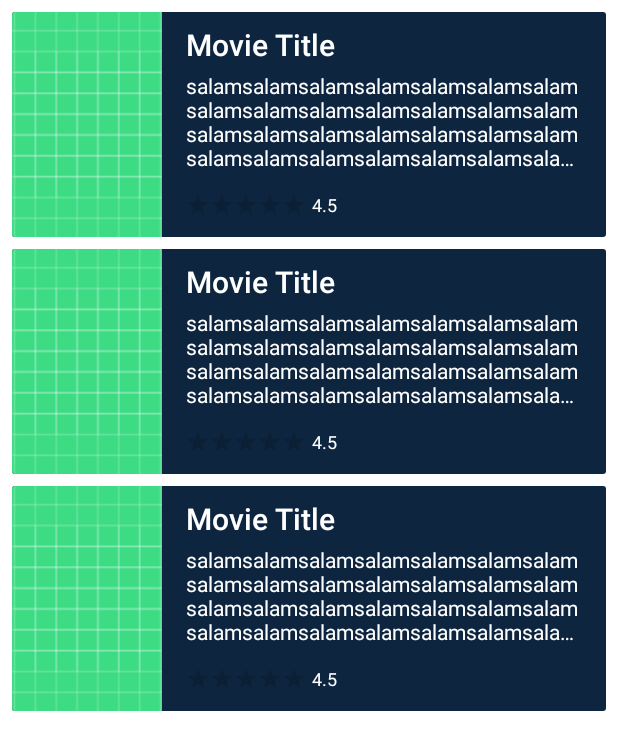
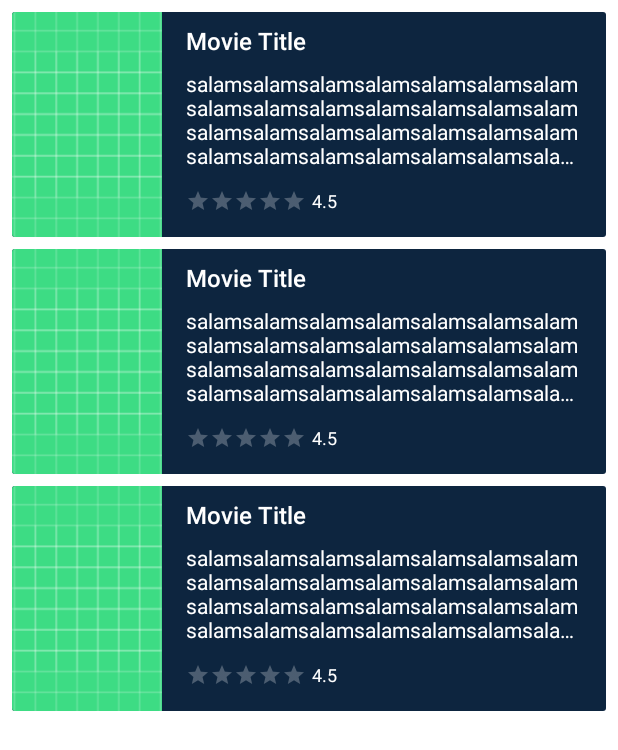
Before and after one commit to MehdiNezamipour/MovieBaz-TMDB-Api, an Android app: the layout fragment_movie_list.xml on its own in the app's theme, with its tools: preview values and no code run, on a phone screen of 412 x 824 dp. Shown: the top 750 px of the screen. Run offline under Robolectric (Android 15) with nearby library versions, the phone set to English and light mode, and no system bars; Roboto replaces fonts that are not available here.

Commit message:
Fix ui bug.

```diff
--- a/app/src/main/java/com/nezamipour/mehdi/moviebaz/view/home/MovieListFragment.kt
+++ b/app/src/main/java/com/nezamipour/mehdi/moviebaz/view/home/MovieListFragment.kt
@@ -71,6 +71,7 @@ class MovieListFragment : Fragment() {
 
         binding.bottonRetry.setOnClickListener {
             lifecycleScope.launch {
+                viewModel.getAllGenre()
                 viewModel.getPopularMovieFlow().collectLatest {
                     movieAdapter.submitData(it)
                 }
--- a/app/src/main/res/layout/list_item_layout.xml
+++ b/app/src/main/res/layout/list_item_layout.xml
@@ -27,29 +27,33 @@
         <TextView
             android:id="@+id/textViewTitle"
             style="@style/TextAppearance.AppCompat.Title"
+            android:textSize="16sp"
+            android:layout_marginTop="8dp"
             android:layout_width="0dp"
+            android:lines="1"
             android:layout_height="wrap_content"
             android:layout_marginStart="16dp"
-            android:layout_marginTop="8dp"
             android:layout_marginEnd="16dp"
             android:textColor="@color/white"
             app:layout_constraintEnd_toEndOf="parent"
             app:layout_constraintStart_toEndOf="@id/imageViewMovie"
-            app:layout_constraintTop_toTopOf="@id/imageViewMovie"
+            app:layout_constraintTop_toTopOf="parent"
             tools:text="Movie Title" />
 
         <TextView
             android:id="@+id/textViewDescription"
             android:layout_width="0dp"
             android:layout_height="wrap_content"
-            android:layout_marginTop="4dp"
+            android:layout_marginTop="8dp"
             android:layout_marginEnd="16dp"
             android:ellipsize="end"
             android:lines="4"
             android:textColor="@color/white"
+            app:layout_constraintBottom_toTopOf="@+id/ratingBar"
             app:layout_constraintEnd_toEndOf="parent"
             app:layout_constraintStart_toStartOf="@id/textViewTitle"
             app:layout_constraintTop_toBottomOf="@id/textViewTitle"
+            app:layout_constraintVertical_bias="0.0"
             tools:text="@string/test_text" />
 
 
@@ -57,26 +61,29 @@
             android:id="@+id/ratingBar"
             style="?android:attr/ratingBarStyleSmall"
             android:layout_width="wrap_content"
+            android:progressBackgroundTint="#FFFFFF"
             android:layout_height="wrap_content"
             android:layout_marginStart="16dp"
+            android:layout_marginBottom="16dp"
             app:layout_constraintBottom_toBottomOf="parent"
             app:layout_constraintEnd_toEndOf="parent"
             app:layout_constraintHorizontal_bias="0.0"
             app:layout_constraintStart_toEndOf="@+id/imageViewMovie"
-            app:layout_constraintTop_toBottomOf="@+id/textViewDescription" />
+
+            />
 
         <TextView
             android:id="@+id/textViewRating"
             android:layout_width="wrap_content"
             android:layout_height="wrap_content"
             android:layout_marginStart="4dp"
+            android:layout_marginBottom="16dp"
             android:textColor="@android:color/white"
             android:textSize="12sp"
             app:layout_constraintBottom_toBottomOf="parent"
             app:layout_constraintEnd_toEndOf="parent"
             app:layout_constraintHorizontal_bias="0.0"
             app:layout_constraintStart_toEndOf="@+id/ratingBar"
-            app:layout_constraintTop_toBottomOf="@+id/textViewDescription"
             tools:text="4.5" />
 
     </androidx.constraintlayout.widget.ConstraintLayout>
```
Also changed, not shown: 2 other files.
